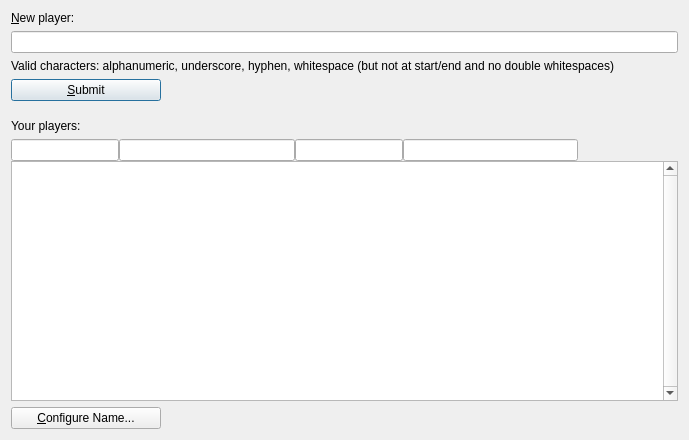
Before: the Qt Designer form src/qt/forms/managenamespage.ui in chronokings/huntercoin, drawn with Qt 5.
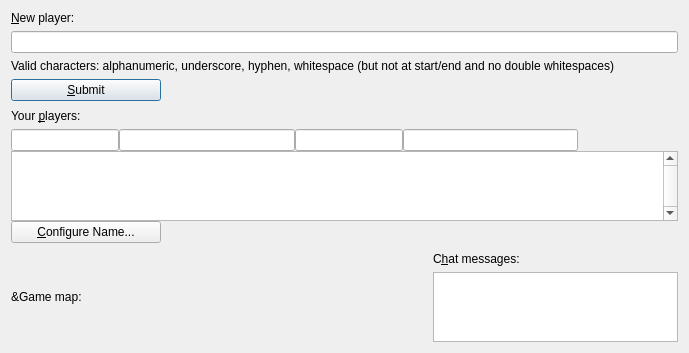
After: the same form once the commit is applied. Icons and pictures are not drawn. Custom widgets are drawn as their Qt base class.

Commit message: Added a simple game map visualizer. Some other updates, mostly in the GUI.

The edit to the form file:
```diff
--- a/src/qt/forms/managenamespage.ui
+++ b/src/qt/forms/managenamespage.ui
@@ -7,7 +7,7 @@
     <x>0</x>
     <y>0</y>
     <width>689</width>
-    <height>440</height>
+    <height>353</height>
    </rect>
   </property>
   <property name="sizePolicy">
@@ -21,7 +21,7 @@
   </property>
   <layout class="QHBoxLayout" name="horizontalLayout">
    <item>
-    <layout class="QVBoxLayout" name="verticalLayout">
+    <layout class="QVBoxLayout" name="verticalLayout" stretch="0,0,0,0,0,0,3,0,5">
      <item>
       <widget class="QLabel" name="label_4">
        <property name="sizePolicy">
@@ -128,7 +128,7 @@
         </sizepolicy>
        </property>
        <property name="text">
-        <string>Your players:</string>
+        <string>Your &amp;players:</string>
        </property>
        <property name="alignment">
         <set>Qt::AlignLeading|Qt::AlignLeft|Qt::AlignVCenter</set>
@@ -220,6 +220,12 @@
        </item>
        <item>
         <widget class="QTableView" name="tableView">
+         <property name="minimumSize">
+          <size>
+           <width>0</width>
+           <height>70</height>
+          </size>
+         </property>
          <property name="contextMenuPolicy">
           <enum>Qt::CustomContextMenu</enum>
          </property>
@@ -249,8 +255,6 @@
          </attribute>
         </widget>
        </item>
-      </layout>
-     </item>
      <item>
       <widget class="QPushButton" name="configureNameButton">
        <property name="sizePolicy">
@@ -275,6 +279,97 @@
         <bool>false</bool>
        </property>
       </widget>
+       </item>
+      </layout>
+     </item>
+     <item>
+      <spacer name="verticalSpacer_2">
+       <property name="orientation">
+        <enum>Qt::Vertical</enum>
+       </property>
+       <property name="sizeType">
+        <enum>QSizePolicy::Maximum</enum>
+       </property>
+       <property name="sizeHint" stdset="0">
+        <size>
+         <width>20</width>
+         <height>12</height>
+        </size>
+       </property>
+      </spacer>
+     </item>
+     <item>
+      <layout class="QHBoxLayout" name="horizontalLayout_4" stretch="5,3">
+       <item>
+        <layout class="QVBoxLayout" name="verticalLayoutGameMap">
+         <property name="rightMargin">
+          <number>3</number>
+         </property>
+         <item>
+          <widget class="QLabel" name="labelGameMap">
+           <property name="sizePolicy">
+            <sizepolicy hsizetype="Preferred" vsizetype="Maximum">
+             <horstretch>0</horstretch>
+             <verstretch>0</verstretch>
+            </sizepolicy>
+           </property>
+           <property name="text">
+            <string>&amp;Game map:</string>
+           </property>
+           <property name="alignment">
+            <set>Qt::AlignLeading|Qt::AlignLeft|Qt::AlignVCenter</set>
+           </property>
+           <property name="buddy">
+            <cstring></cstring>
+           </property>
+          </widget>
+         </item>
+        </layout>
+       </item>
+       <item>
+        <layout class="QVBoxLayout" name="verticalLayout_4">
+         <property name="leftMargin">
+          <number>3</number>
+         </property>
+         <item>
+          <widget class="QLabel" name="label_7">
+           <property name="sizePolicy">
+            <sizepolicy hsizetype="Preferred" vsizetype="Maximum">
+             <horstretch>0</horstretch>
+             <verstretch>0</verstretch>
+            </sizepolicy>
+           </property>
+           <property name="text">
+            <string>C&amp;hat messages:</string>
+           </property>
+           <property name="alignment">
+            <set>Qt::AlignLeading|Qt::AlignLeft|Qt::AlignVCenter</set>
+           </property>
+           <property name="buddy">
+            <cstring>tableView</cstring>
+           </property>
+          </widget>
+         </item>
+         <item>
+          <widget class="QTextEdit" name="textChat">
+           <property name="tabChangesFocus">
+            <bool>true</bool>
+           </property>
+           <property name="readOnly">
+            <bool>true</bool>
+           </property>
+           <property name="html">
+            <string notr="true">&lt;!DOCTYPE HTML PUBLIC &quot;-//W3C//DTD HTML 4.0//EN&quot; &quot;http://www.w3.org/TR/REC-html40/strict.dtd&quot;&gt;
+&lt;html&gt;&lt;head&gt;&lt;meta name=&quot;qrichtext&quot; content=&quot;1&quot; /&gt;&lt;style type=&quot;text/css&quot;&gt;
+p, li { white-space: pre-wrap; }
+&lt;/style&gt;&lt;/head&gt;&lt;body style=&quot; font-family:'MS Shell Dlg 2'; font-size:8.25pt; font-weight:400; font-style:normal;&quot;&gt;
+&lt;p style=&quot;-qt-paragraph-type:empty; margin-top:0px; margin-bottom:0px; margin-left:0px; margin-right:0px; -qt-block-indent:0; text-indent:0px; font-size:8pt;&quot;&gt;&lt;br /&gt;&lt;/p&gt;&lt;/body&gt;&lt;/html&gt;</string>
+           </property>
+          </widget>
+         </item>
+        </layout>
+       </item>
+      </layout>
      </item>
     </layout>
    </item>
```
Lines whose indentation alone changed are shown as unchanged. The commit also changes 25 other files.
